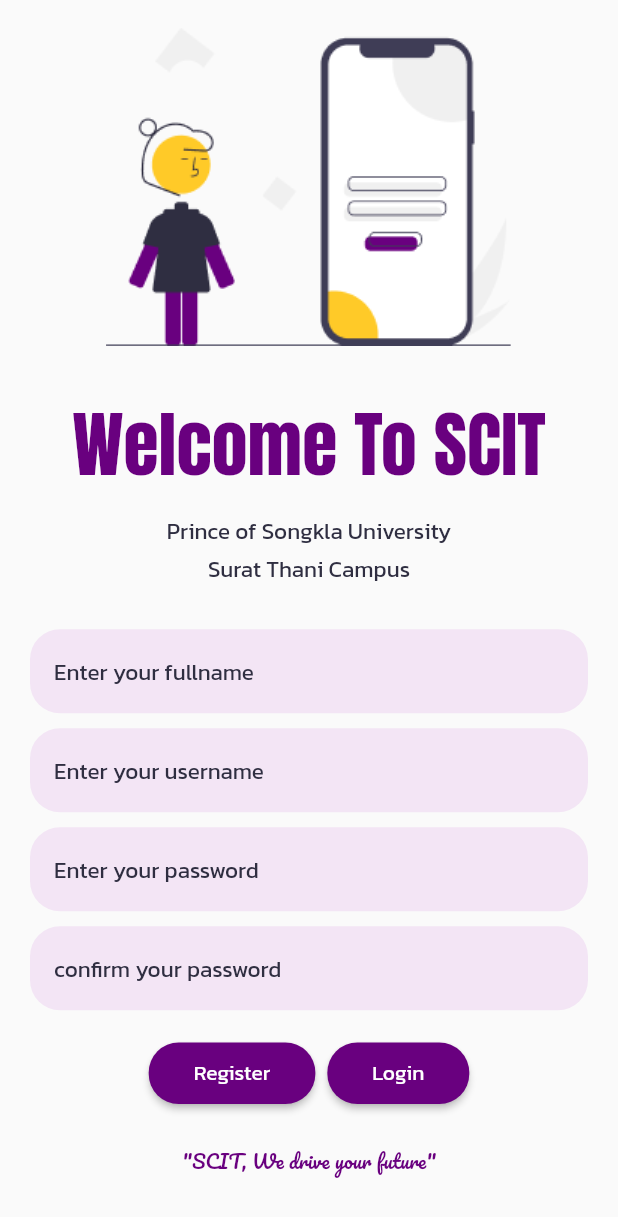
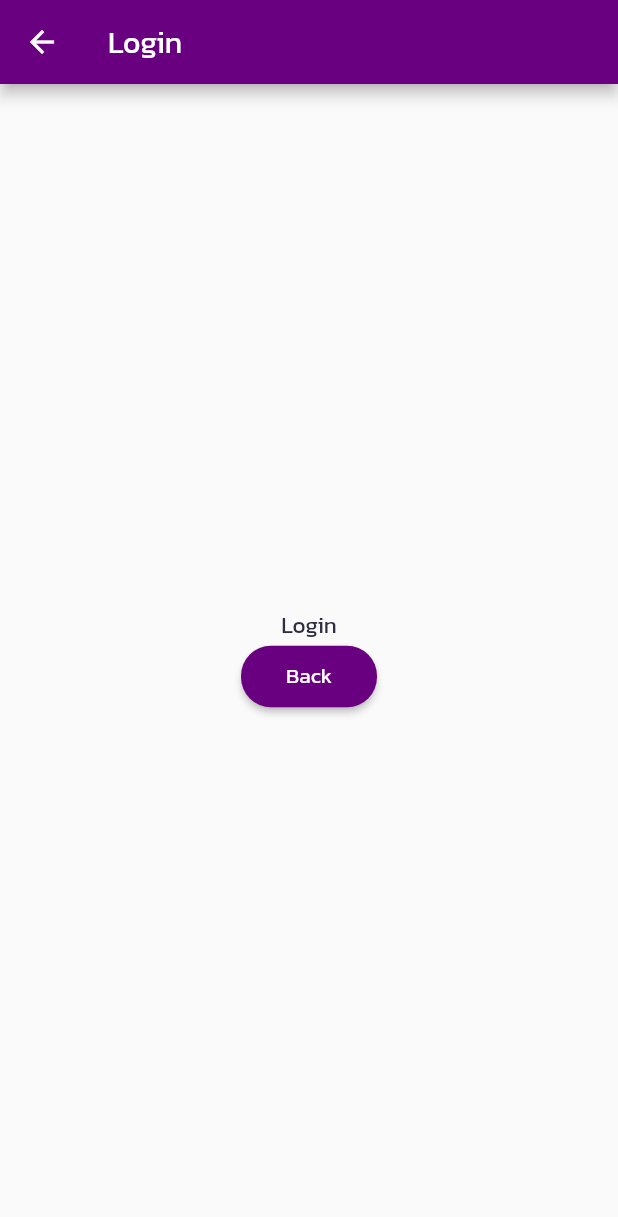
Before and after one commit to 2018Patty/flutter_scitapp, a Flutter app: the Register screen opened directly, after a tap on "Login", on a phone screen of 412 x 824 dp. Shown: the top 1217 px of the screen. Run offline on Flutter 3.47's test engine with Material 2 defaults, Android fonts, the phone set to English and light mode, and no system bars.

Commit message:
Add Login

```diff
--- /dev/null
+++ b/lib/pages/login.dart
@@ -0,0 +1,32 @@
+import 'package:flutter/material.dart';
+
+class Login extends StatefulWidget {
+  const Login({super.key});
+
+  @override
+  State<Login> createState() => _LoginState();
+}
+
+class _LoginState extends State<Login> {
+  @override
+  Widget build(BuildContext context) {
+    return Scaffold(
+        appBar: AppBar(
+          title: const Text('Login'),
+        ),
+        body: Center(
+          child: Column(
+            mainAxisSize: MainAxisSize.min,
+            children: [
+              Text('Login', style: Theme.of(context).textTheme.bodyLarge),
+              ElevatedButton(
+                onPressed: () {
+                  Navigator.pop(context);
+                },
+                child: const Text('Back'),
+              )
+            ],
+          ),
+        ));
+  }
+}
--- a/lib/pages/register.dart
+++ b/lib/pages/register.dart
@@ -1,5 +1,6 @@
 import 'package:flutter/material.dart';
 import 'package:themedemo66/color.dart';
+import 'package:themedemo66/pages/login.dart';
 
 class Register extends StatefulWidget {
   const Register({super.key});
@@ -102,7 +103,14 @@ class _RegisterState extends State<Register> {
                           child: const Text('Register'),
                         ),
                         ElevatedButton(
-                          onPressed: () {},
+                          onPressed: () {
+                            Navigator.push(
+                              context,
+                              MaterialPageRoute(
+                                builder: (context) => const Login(),
+                              ),
+                            );
+                          },
                           child: const Text('Login'),
                         ),
                       ],
```
Also changed, not shown: lib/pages/hello.dart (+23 -1 lines).
